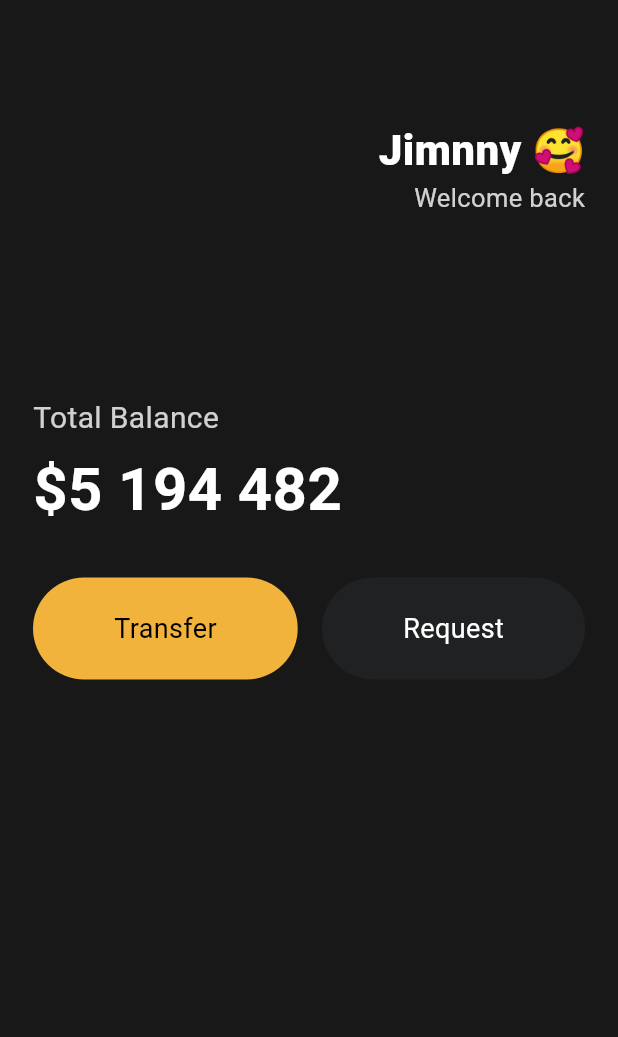
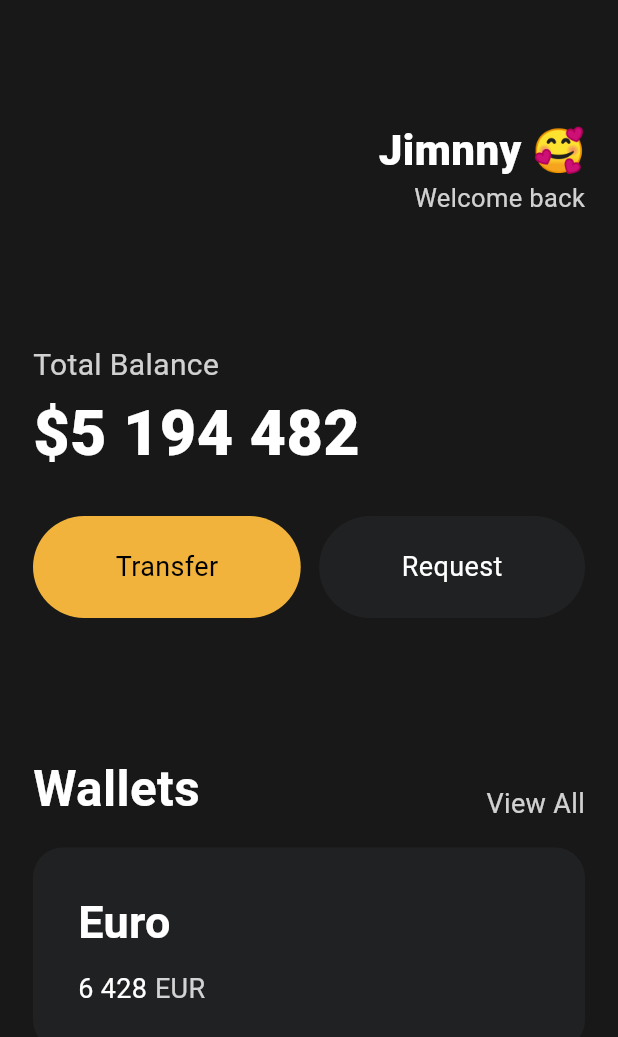
Before and after one commit to wozlsla/flutter, a Flutter app: the screen it shows after launch, on a phone screen of 412 x 824 dp. Shown: the top 1037 px of the screen. Run offline on Flutter 3.47's test engine with Material 3 defaults, Android fonts, the light colour scheme and no system bars.

Commit message:
feat: add card

```diff
--- a/lib/main.dart
+++ b/lib/main.dart
@@ -50,7 +50,7 @@
               ],
             ),
             SizedBox(
-              height: 120,
+              height: 85,
             ),
             Text(
               'Total Balance',
@@ -60,18 +60,18 @@
               ),
             ),
             SizedBox(
-              height: 5,
+              height: 1,
             ),
             Text(
               '\$5 194 482',
               style: TextStyle(
-                fontSize: 40,
-                fontWeight: FontWeight.w700,
+                fontSize: 42,
+                fontWeight: FontWeight.w800,
                 color: Colors.white,
               ),
             ),
             SizedBox(
-              height: 30,
+              height: 25,
             ),
             Row(
               mainAxisAlignment: MainAxisAlignment.spaceBetween,
@@ -87,7 +87,86 @@
                   textColor: Colors.white,
                 ),
               ],
-            )
+            ),
+            SizedBox(
+              height: 90,
+            ),
+            Row(
+              crossAxisAlignment: CrossAxisAlignment.end,
+              mainAxisAlignment: MainAxisAlignment.spaceBetween,
+              children: [
+                Text(
+                  'Wallets',
+                  style: TextStyle(
+                    color: Colors.white,
+                    fontSize: 33,
+                    fontWeight: FontWeight.w700,
+                  ),
+                ),
+                Text(
+                  'View All',
+                  style: TextStyle(
+                    color: Colors.white.withValues(alpha: 0.8),
+                    fontSize: 18,
+                  ),
+                ),
+              ],
+            ),
+            SizedBox(
+              height: 16,
+            ),
+            Container(
+              decoration: BoxDecoration(
+                color: Color(0xFF1F2123),
+                borderRadius: BorderRadius.circular(20),
+              ),
+              child: Padding(
+                padding: const EdgeInsets.symmetric(
+                  vertical: 28,
+                  horizontal: 30,
+                ),
+                child: Row(
+                  children: [
+                    Column(
+                      crossAxisAlignment: CrossAxisAlignment.start,
+                      children: [
+                        Text(
+                          'Euro',
+                          style: TextStyle(
+                            color: Colors.white,
+                            fontSize: 30,
+                            fontWeight: FontWeight.w600,
+                          ),
+                        ),
+                        SizedBox(
+                          height: 10,
+                        ),
+                        Row(
+                          children: [
+                            Text(
+                              '6 428',
+                              style: TextStyle(
+                                color: Colors.white,
+                                fontSize: 18,
+                                fontWeight: FontWeight.w400,
+                              ),
+                            ),
+                            SizedBox(width: 5),
+                            Text(
+                              'EUR',
+                              style: TextStyle(
+                                color: Colors.white.withValues(alpha: 0.8),
+                                fontSize: 18,
+                              ),
+                            ),
+                          ],
+                        )
+                      ],
+                    )
+                  ],
+                ),
+              ),
+            ),
           ],
         ),
       ),
--- a/lib/widgets/button.dart
+++ b/lib/widgets/button.dart
@@ -22,7 +22,7 @@ class Button extends StatelessWidget {
       child: Padding(
         padding: EdgeInsets.symmetric(
           vertical: 21,
-          horizontal: 54,
+          horizontal: 55,
         ),
         child: Text(
           text,
```
